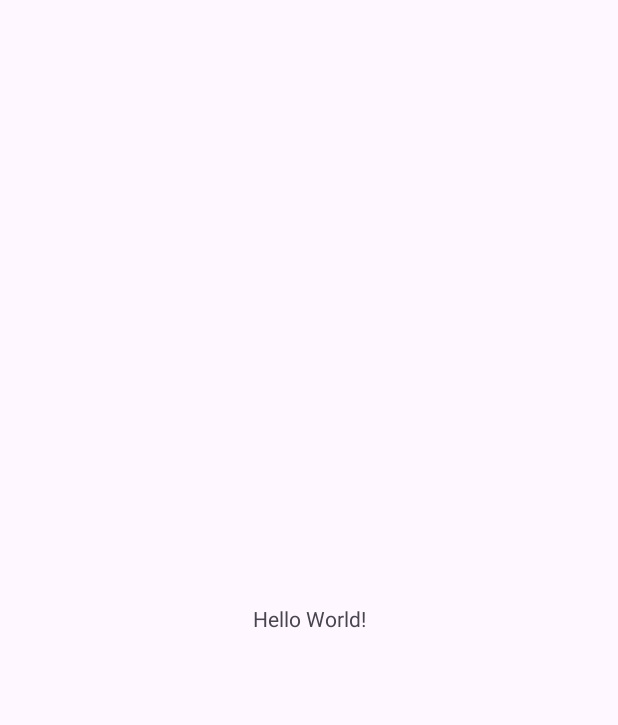
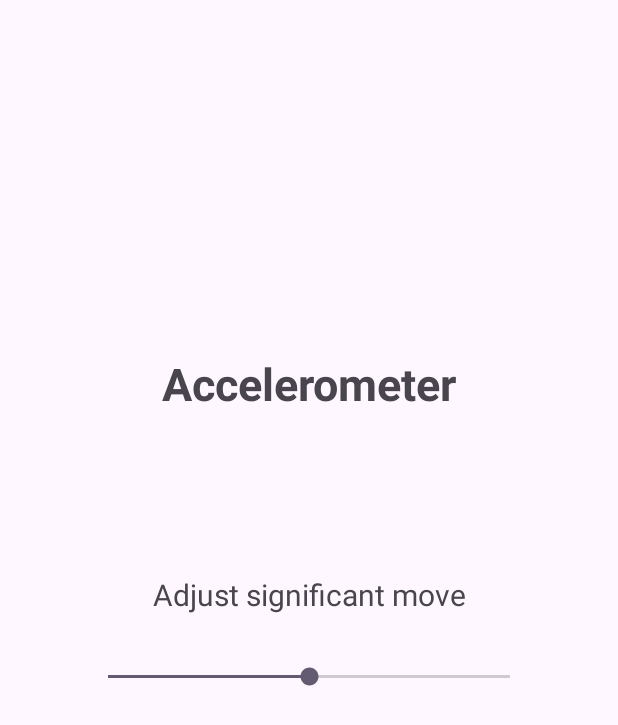
Before and after one commit to andrewliu26/accelerometer, an Android app: the screen it shows after launch (MainActivity), on a phone screen of 412 x 824 dp. Before the commit the part shown is almost empty. Shown: the top 725 px of the screen. Run offline under Robolectric (Android 15) with nearby library versions, the phone set to English and light mode, and no system bars.

Commit message:
basic layout with SeekBar

```diff
--- a/app/src/main/java/com/example/accelerometer/MainActivity.kt
+++ b/app/src/main/java/com/example/accelerometer/MainActivity.kt
@@ -2,10 +2,18 @@ package com.example.accelerometer
 
 import androidx.appcompat.app.AppCompatActivity
 import android.os.Bundle
+import android.widget.SeekBar
 
 class MainActivity : AppCompatActivity() {
+
+    private lateinit var seekBar: SeekBar
+    private var seekBarValue: Int = 0
+
     override fun onCreate(savedInstanceState: Bundle?) {
         super.onCreate(savedInstanceState)
         setContentView(R.layout.activity_main)
+
+        seekBar = findViewById(R.id.moveSeekBar)
+        seekBarValue = seekBar.progress
     }
 }
--- a/app/src/main/res/layout/activity_main.xml
+++ b/app/src/main/res/layout/activity_main.xml
@@ -4,15 +4,45 @@
     xmlns:tools="http://schemas.android.com/tools"
     android:layout_width="match_parent"
     android:layout_height="match_parent"
+    android:orientation="vertical"
     tools:context=".MainActivity">
 
     <TextView
         android:layout_width="wrap_content"
         android:layout_height="wrap_content"
-        android:text="Hello World!"
+        android:text="@string/app_name"
+        android:textSize="30sp"
+        android:textStyle="bold"
+        app:layout_constraintBottom_toBottomOf="parent"
+        app:layout_constraintEnd_toEndOf="parent"
+        app:layout_constraintHorizontal_bias="0.5"
+        app:layout_constraintStart_toStartOf="parent"
+        app:layout_constraintTop_toTopOf="parent"
+        app:layout_constraintVertical_bias="0.3" />
+
+    <TextView
+        android:layout_width="wrap_content"
+        android:layout_height="wrap_content"
+        android:text="@string/adjust"
+        android:textSize="20sp"
         app:layout_constraintBottom_toBottomOf="parent"
         app:layout_constraintEnd_toEndOf="parent"
         app:layout_constraintStart_toStartOf="parent"
-        app:layout_constraintTop_toTopOf="parent" />
+        app:layout_constraintTop_toTopOf="parent"
+        app:layout_constraintVertical_bias="0.48" />
+
+    <SeekBar
+        android:id="@+id/moveSeekBar"
+        android:layout_width="300dp"
+        android:layout_height="wrap_content"
+        android:layout_margin="10dp"
+        android:max="100"
+        android:progress="50"
+        app:layout_constraintBottom_toBottomOf="parent"
+        app:layout_constraintEnd_toEndOf="parent"
+        app:layout_constraintHorizontal_bias="0.5"
+        app:layout_constraintStart_toStartOf="parent"
+        app:layout_constraintTop_toTopOf="parent"
+        app:layout_constraintVertical_bias="0.55" />
 
 </androidx.constraintlayout.widget.ConstraintLayout>
--- a/app/src/main/res/values/strings.xml
+++ b/app/src/main/res/values/strings.xml
@@ -1,3 +1,4 @@
 <resources>
-    <string name="app_name">accelerometer</string>
+    <string name="app_name">Accelerometer</string>
+    <string name="adjust">Adjust significant move</string>
 </resources>
```
